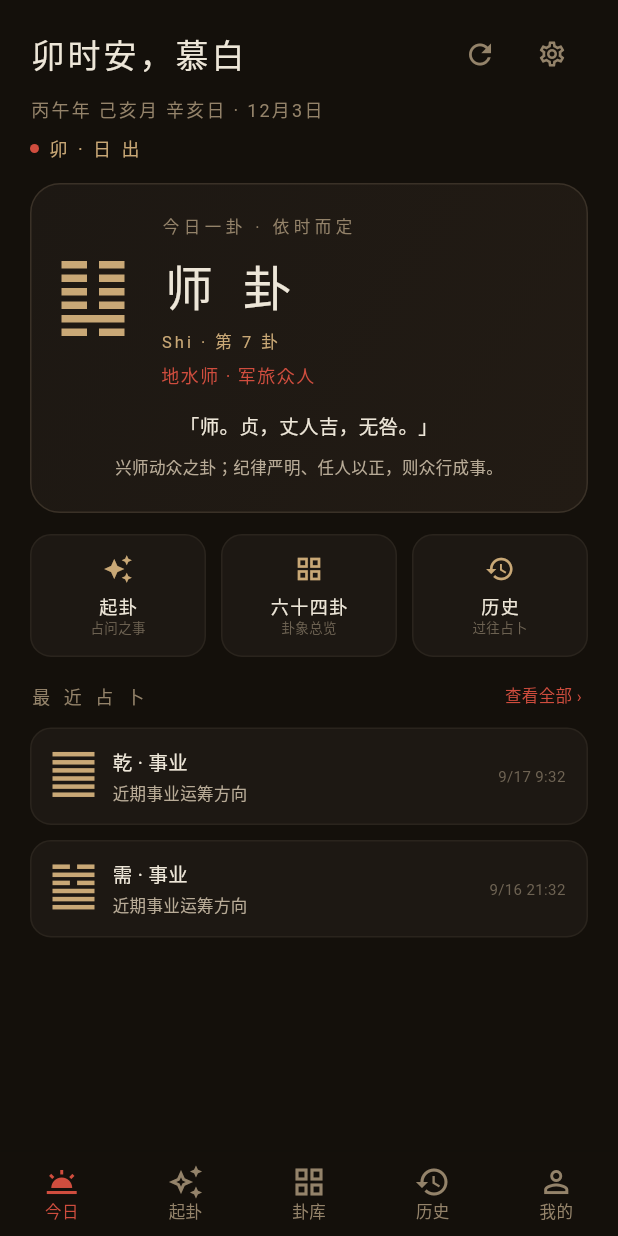
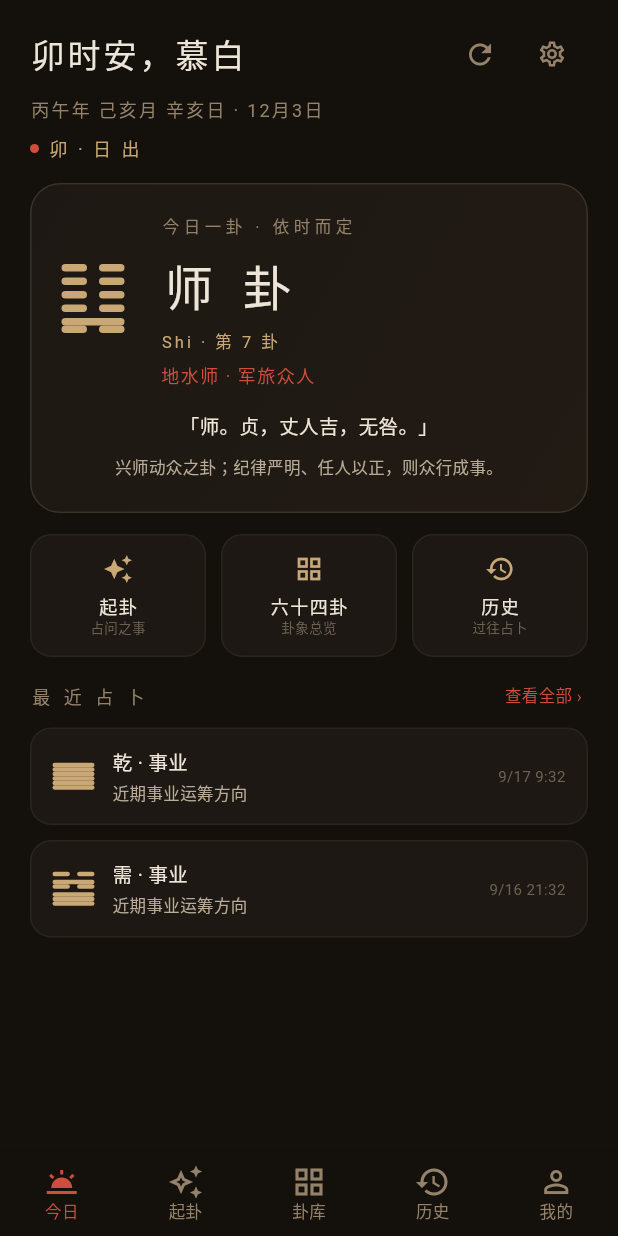
Before and after one commit to MMR-MINGriyue/yijing-app, a Flutter app: the screen it shows after launch, on a phone screen of 412 x 824 dp. Run offline on Flutter 3.47's test engine with Material 3 defaults, Android fonts, the phone set to English and light mode, and no system bars; our stand-ins replace share_plus, shared_preferences; Roboto replaces fonts that are missing (NotoSerifSC).

Commit message:
feat(iter38): 美术风格与动画体系 (v1.34.0)
- YiMotion 动效 token: easeOutExpo 曲线 / 时长三档 / 按压 0.96 / 呼吸周期 / 首屏 stagger 延迟
- PressableScale 全站按压反馈 (translucent 命中) + StaggerIn 入场编排 (首页四段式)
- HexGlyph 圆角爻线 + 动爻呼吸动画 (animated 参数, 列表静态)
- CastingAnim 起卦推演动画: 六爻逐爻点亮 + 金色辉光 (替换 spinner)
- _FavStar 收藏弹跳 (1→1.34→1 + 旋转), 页面转场 SlideFade
- 共享 YaoSheet: 屏4 点击 / 屏5 长按 爻辞弹窗
- 修 CastingAnim 高度 12px 溢出; 循环动画下测试用定长 pump
- flutter test 102 项 / analyze 0 / 模拟器实测通过

```diff
--- a/yijing-flutter/lib/theme/yijing_theme.dart
+++ b/yijing-flutter/lib/theme/yijing_theme.dart
@@ -18,6 +18,45 @@ class YiColors {
   static const strokeSoft = Color(0xFF2A241D);
 }
 
+/// 动效 token — PWA v1.17 全站 ease-out-expo 曲线体系 (iter38)
+class YiMotion {
+  YiMotion._();
+
+  static const fast = Duration(milliseconds: 150);
+  static const base = Duration(milliseconds: 280);
+  static const slow = Duration(milliseconds: 450);
+
+  /// PWA 统一缓动: ease-out-expo (快速起步, 柔和收尾)
+  static const Curve easeOutExpo = Cubic(0.16, 1.0, 0.3, 1.0);
+
+  /// 全站按压反馈缩放 (PWA v1.14: 11 类可点元素 scale 0.96)
+  static const double pressScale = 0.96;
+
+  /// 动爻呼吸动画周期
+  static const Duration breathCycle = Duration(milliseconds: 1400);
+
+  /// 首屏入场编排四段延迟 (PWA v1.17 stagger: 问候→今日一卦→快捷入口→最近占卜)
+  static const List<Duration> homeStagger = [
+    Duration(milliseconds: 0),
+    Duration(milliseconds: 110),
+    Duration(milliseconds: 260),
+    Duration(milliseconds: 380),
+  ];
+}
+
+/// 卡片装饰 — 三层渐变 token (--grad-card 对应), 光从左上入
+Decoration yiCardDecoration({Color? border, double radius = 14}) {
+  return BoxDecoration(
+    gradient: const LinearGradient(
+      begin: Alignment.topLeft,
+      end: Alignment.bottomRight,
+      colors: [Color(0xFF221C15), YiColors.inkCard],
+    ),
+    borderRadius: BorderRadius.circular(radius),
+    border: Border.all(color: border ?? YiColors.strokeSoft),
+  );
+}
+
 ThemeData buildYiTheme() {
   final base = ThemeData(brightness: Brightness.dark, useMaterial3: true);
   return base.copyWith(
@@ -32,5 +71,29 @@ ThemeData buildYiTheme() {
       displayColor: YiColors.textPrimary,
       fontFamily: 'NotoSerifSC',
     ),
+    // 页面转场: 下层轻微后退 + 上层滑入 (与 PWA 屏间滑动观感一致)
+    pageTransitionsTheme: const PageTransitionsTheme(builders: {
+      TargetPlatform.android: _SlideFadePageTransitionsBuilder(),
+      TargetPlatform.iOS: _SlideFadePageTransitionsBuilder(),
+    }),
   );
 }
+
+class _SlideFadePageTransitionsBuilder extends PageTransitionsBuilder {
+  const _SlideFadePageTransitionsBuilder();
+
+  @override
+  Widget buildTransitions<T>(
+    PageRoute<T> route,
+    BuildContext context,
+    Animation<double> animation,
+    Animation<double> secondaryAnimation,
+    Widget child,
+  ) {
+    final curved = CurvedAnimation(parent: animation, curve: YiMotion.easeOutExpo);
+    return SlideTransition(
+      position: Tween(begin: const Offset(0.08, 0), end: Offset.zero).animate(curved),
+      child: FadeTransition(opacity: curved, child: child),
+    );
+  }
+}
--- a/yijing-flutter/lib/view/home_screen.dart
+++ b/yijing-flutter/lib/view/home_screen.dart
@@ -5,6 +5,8 @@ import '../model/history.dart';
 import '../theme/yijing_theme.dart';
 import '../viewmodel/home_viewmodel.dart';
 import 'widgets/hex_glyph.dart';
+import 'widgets/pressable.dart';
+import 'widgets/stagger_in.dart';
 
 /// 屏 1 今日一卦 — 时辰卦 + 干支问候 + 快捷入口 + 最近占卜
 class HomeScreen extends StatefulWidget {
@@ -53,13 +55,13 @@ class _HomeScreenState extends State<HomeScreen> {
         child: ListView(
           padding: const EdgeInsets.fromLTRB(20, 12, 20, 24),
           children: [
-            _greeting(),
+            StaggerIn(delay: YiMotion.homeStagger[0], child: _greeting()),
             const SizedBox(height: 14),
-            _hero(h),
+            StaggerIn(delay: YiMotion.homeStagger[1], child: _hero(h)),
             const SizedBox(height: 14),
-            _quickEntries(),
+            StaggerIn(delay: YiMotion.homeStagger[2], child: _quickEntries()),
             const SizedBox(height: 16),
-            _recent(),
+            StaggerIn(delay: YiMotion.homeStagger[3], child: _recent()),
           ],
         ),
       ),
@@ -102,8 +104,9 @@ class _HomeScreenState extends State<HomeScreen> {
 
   // ---------- 今日一卦 hero ----------
   Widget _hero(Hex h) {
-    return GestureDetector(
+    return PressableScale(
       onTap: () => widget.onOpenDetail(h.no),
+      scale: 0.985,
       child: Container(
         padding: const EdgeInsets.all(20),
         decoration: BoxDecoration(
@@ -146,6 +149,7 @@ class _HomeScreenState extends State<HomeScreen> {
     );
   }
 
+
   // ---------- 快捷入口 ----------
   Widget _quickEntries() {
     return Row(children: [
@@ -159,9 +163,8 @@ class _HomeScreenState extends State<HomeScreen> {
 
   Widget _quickItem(String label, String sub, IconData icon, VoidCallback onTap) {
     return Expanded(
-      child: InkWell(
+      child: PressableScale(
         onTap: onTap,
-        borderRadius: BorderRadius.circular(14),
         child: Container(
           padding: const EdgeInsets.symmetric(vertical: 12, horizontal: 8),
           decoration: BoxDecoration(
@@ -179,6 +182,7 @@ class _HomeScreenState extends State<HomeScreen> {
       ),
     );
   }
+
 
   // ---------- 最近占卜 ----------
   Widget _recent() {
@@ -209,7 +213,7 @@ class _HomeScreenState extends State<HomeScreen> {
 
   Widget _recentCard(HistoryRecord r) {
     final hex = r.hexNo != null ? widget.vm.hexByNo(r.hexNo!) : null;
-    return GestureDetector(
+    return PressableScale(
       onTap: () => widget.onOpenDetail(r.hexNo ?? 1, question: r.question),
       child: Container(
         margin: const EdgeInsets.only(bottom: 10),
@@ -235,6 +239,7 @@ class _HomeScreenState extends State<HomeScreen> {
     );
   }
 
+
   String _fmtTime(DateTime ts) =>
       '${ts.month}/${ts.day} ${ts.hour}:${ts.minute.toString().padLeft(2, '0')}';
 
--- a/yijing-flutter/lib/view/widgets/hex_glyph.dart
+++ b/yijing-flutter/lib/view/widgets/hex_glyph.dart
@@ -3,7 +3,8 @@ import 'package:flutter/material.dart';
 import '../../theme/yijing_theme.dart';
 
 /// 卦象绘制 — 上爻在上、初爻在下 (与易道 PWA HEX_DRAW_ORDER 一致)
-/// [lines] 初→上; [moving] 动爻索引 (朱砂色)
+/// [lines] 初→上; [moving] 动爻索引 (朱砂色); 圆角爻线 (iter38)
+/// [animated] 动爻呼吸动画 (朱砂线 1.4s 呼吸, PWA 波纹呼吸对应物; 列表场景保持静态)
 class HexGlyph extends StatelessWidget {
   final List<bool> lines;
   final List<int> moving;
@@ -11,6 +12,7 @@ class HexGlyph extends StatelessWidget {
   final double lineH;
   final double gap;
   final Color? color;
+  final bool animated;
 
   const HexGlyph({
     super.key,
@@ -20,6 +22,7 @@ class HexGlyph extends StatelessWidget {
     this.lineH = 4,
     this.gap = 3,
     this.color,
+    this.animated = false,
   });
 
   @override
@@ -31,27 +34,75 @@ class HexGlyph extends StatelessWidget {
       final isMoving = moving.contains(i);
       final lc = isMoving ? YiColors.cinnabar : c;
       if (lines[i]) {
-        rows.add(Container(
+        rows.add(_line(Container(
           width: width,
           height: lineH,
-          color: lc,
-          margin: EdgeInsets.only(bottom: gap),
-        ));
+          decoration: BoxDecoration(
+            color: lc,
+            borderRadius: BorderRadius.circular(lineH / 2),
+          ),
+        ), isMoving));
       } else {
         final seg = (width - lineH * 1.6) / 2;
-        rows.add(Padding(
+        rows.add(_line(Padding(
           padding: EdgeInsets.only(bottom: gap),
           child: Row(
             mainAxisSize: MainAxisSize.min,
             children: [
-              Container(width: seg, height: lineH, color: lc),
+              _seg(seg, lc),
               SizedBox(width: lineH * 1.6),
-              Container(width: seg, height: lineH, color: lc),
+              _seg(seg, lc),
             ],
           ),
-        ));
+        ), isMoving));
       }
     }
     return Column(mainAxisSize: MainAxisSize.min, children: rows);
   }
+
+  Widget _seg(double seg, Color c) => Container(
+        width: seg,
+        height: lineH,
+        decoration: BoxDecoration(
+          color: c,
+          borderRadius: BorderRadius.circular(lineH / 2),
+        ),
+      );
+
+  /// 动爻呼吸: opacity 0.55 ↔ 1 循环; 普通爻原样
+  Widget _line(Widget child, bool isMoving) {
+    if (!isMoving || !animated) return child;
+    return _BreathingLine(
+      cycle: YiMotion.breathCycle,
+      child: child,
+    );
+  }
 }
+
+class _BreathingLine extends StatefulWidget {
+  final Duration cycle;
+  final Widget child;
+
+  const _BreathingLine({required this.cycle, required this.child});
+
+  @override
+  State<_BreathingLine> createState() => _BreathingLineState();
+}
+
+class _BreathingLineState extends State<_BreathingLine>
+    with SingleTickerProviderStateMixin {
+  late final AnimationController _ctrl =
+      AnimationController(vsync: this, duration: widget.cycle)..repeat(reverse: true);
+  late final Animation<double> _opacity = Tween(begin: 0.55, end: 1.0)
+      .animate(CurvedAnimation(parent: _ctrl, curve: Curves.easeInOut));
+
+  @override
+  void dispose() {
+    _ctrl.dispose();
+    super.dispose();
+  }
+
+  @override
+  Widget build(BuildContext context) =>
+      FadeTransition(opacity: _opacity, child: widget.child);
+}
--- /dev/null
+++ b/yijing-flutter/lib/view/widgets/pressable.dart
@@ -0,0 +1,46 @@
+import 'package:flutter/material.dart';
+
+import '../../theme/yijing_theme.dart';
+
+/// 全站按压反馈 — 按下 scale 0.96 (PWA v1.14 交互反馈体系)
+/// 包裹卡片/chips/按钮等可点元素; onTap 为空时原样返回
+class PressableScale extends StatefulWidget {
+  final Widget child;
+  final VoidCallback? onTap;
+  final VoidCallback? onLongPress;
+  final double scale;
+
+  const PressableScale({
+    super.key,
+    required this.child,
+    this.onTap,
+    this.onLongPress,
+    this.scale = YiMotion.pressScale,
+  });
+
+  @override
+  State<PressableScale> createState() => _PressableScaleState();
+}
+
+class _PressableScaleState extends State<PressableScale> {
+  bool _down = false;
+
+  @override
+  Widget build(BuildContext context) {
+    if (widget.onTap == null && widget.onLongPress == null) return widget.child;
+    return GestureDetector(
+      behavior: HitTestBehavior.translucent, // 空白区域也可命中 (子级无背景时)
+      onTapDown: (_) => setState(() => _down = true),
+      onTapUp: (_) => setState(() => _down = false),
+      onTapCancel: () => setState(() => _down = false),
+      onTap: widget.onTap,
+      onLongPress: widget.onLongPress,
+      child: AnimatedScale(
+        scale: _down ? widget.scale : 1,
+        duration: YiMotion.fast,
+        curve: Curves.easeOut,
+        child: widget.child,
+      ),
+    );
+  }
+}
--- /dev/null
+++ b/yijing-flutter/lib/view/widgets/stagger_in.dart
@@ -0,0 +1,60 @@
+import 'package:flutter/material.dart';
+
+import '../../theme/yijing_theme.dart';
+
+/// 入场编排 — 淡入 + 上浮 16px, ease-out-expo, 按 [delay] 错峰
+/// (PWA v1.17 首屏四段式 stagger 的 Flutter 对应物)
+class StaggerIn extends StatefulWidget {
+  final Widget child;
+  final Duration delay;
+  final Offset offset; // 起始位移
+
+  const StaggerIn({
+    super.key,
+    required this.child,
+    this.delay = Duration.zero,
+    this.offset = const Offset(0, 16),
+  });
+
+  @override
+  State<StaggerIn> createState() => _StaggerInState();
+}
+
+class _StaggerInState extends State<StaggerIn>
+    with SingleTickerProviderStateMixin {
+  late final AnimationController _ctrl =
+      AnimationController(vsync: this, duration: YiMotion.slow);
+  late final Animation<double> _anim = CurvedAnimation(
+    parent: _ctrl,
+    curve: YiMotion.easeOutExpo,
+  );
+
+  @override
+  void initState() {
+    super.initState();
+    if (widget.delay == Duration.zero) {
+      _ctrl.forward();
+    } else {
+      Future.delayed(widget.delay, () {
+        if (mounted) _ctrl.forward();
+      });
+    }
+  }
+
+  @override
+  void dispose() {
+    _ctrl.dispose();
+    super.dispose();
+  }
+
+  @override
+  Widget build(BuildContext context) {
+    return FadeTransition(
+      opacity: _anim,
+      child: SlideTransition(
+        position: Tween(begin: widget.offset, end: Offset.zero).animate(_anim),
+        child: widget.child,
+      ),
+    );
+  }
+}
--- a/yijing-flutter/pubspec.yaml
+++ b/yijing-flutter/pubspec.yaml
@@ -16,7 +16,7 @@ publish_to: 'none' # Remove this line if you wish to publish to pub.dev
 # https://developer.apple.com/library/archive/documentation/General/Reference/InfoPlistKeyReference/Articles/CoreFoundationKeys.html
 # In Windows, build-name is used as the major, minor, and patch parts
 # of the product and file versions while build-number is used as the build suffix.
-version: 1.33.0+1
+version: 1.34.0+1
 
 environment:
   sdk: ^3.13.2
```
Also changed, not shown: yijing-flutter/lib/view/cast_screen.dart (+14 -16 lines), yijing-flutter/lib/view/detail_screen.dart (+64 -58 lines), yijing-flutter/lib/view/transform_screen.dart (+6 -2 lines), yijing-flutter/lib/view/widgets/casting_anim.dart (added, +95 -0 lines), yijing-flutter/lib/view/widgets/yao_sheet.dart (added, +56 -0 lines), 5 other files.
